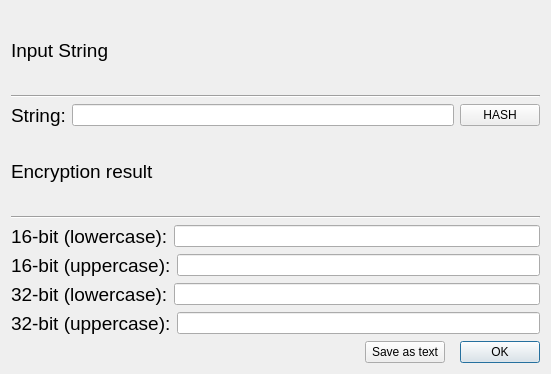
The window that stringmd5.ui (FediiBohdan/MD5-Hash-Generator-master) describes before a commit, drawn with Qt 5.
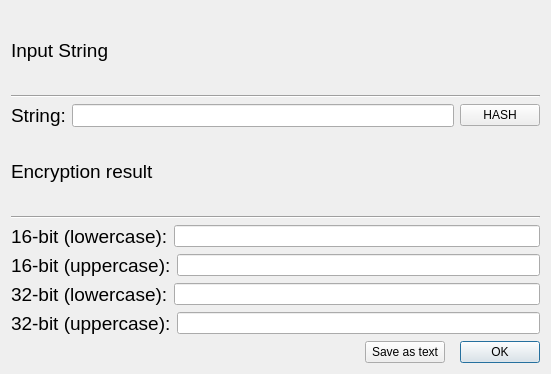
The same window after the commit.

Patch:
```diff
--- a/stringmd5.ui
+++ b/stringmd5.ui
@@ -60,7 +60,13 @@
       </widget>
      </item>
      <item>
-      <widget class="QLineEdit" name="lineEdit"/>
+      <widget class="QLineEdit" name="lineEdit">
+       <property name="font">
+        <font>
+         <pointsize>10</pointsize>
+        </font>
+       </property>
+      </widget>
      </item>
      <item>
       <widget class="QPushButton" name="pushButton">
```
